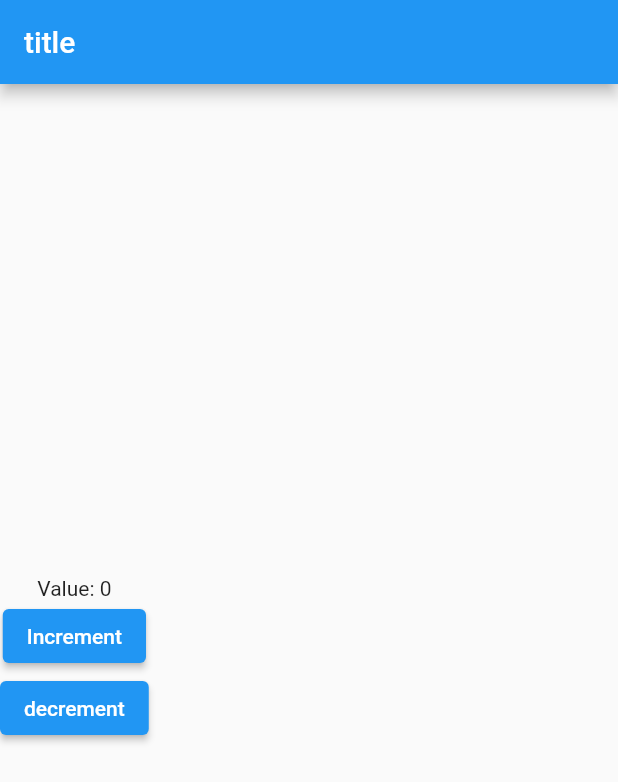
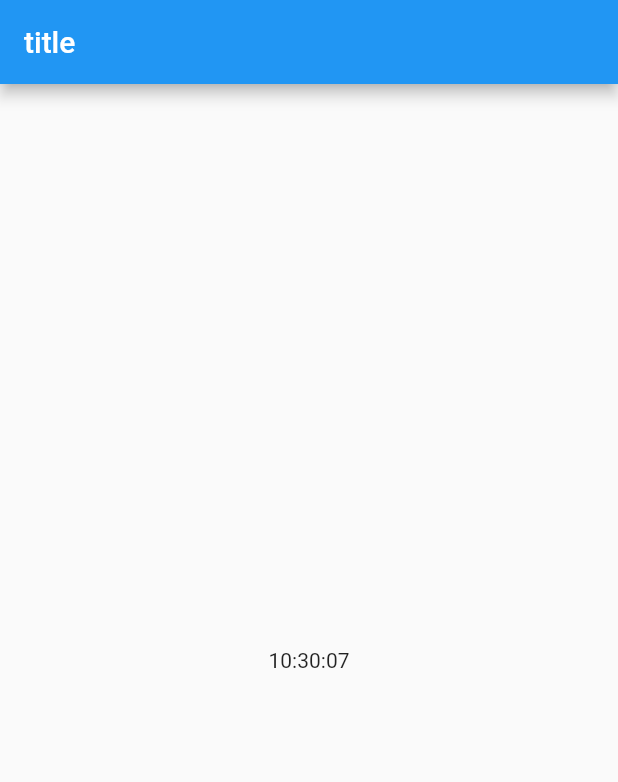
Before and after one commit to agiratech-madhan/flutter-riverpod, a Flutter app: the screen it shows after launch, on a phone screen of 412 x 824 dp. Shown: the top 782 px of the screen. Run offline on Flutter 3.47's test engine with Material 2 defaults, Android fonts, the phone set to English and light mode, and no system bars; our stand-ins replace flutter_riverpod.

Commit message:
date time

```diff
--- a/riverpod_examples/lib/riverpod/weather_provider.dart
+++ /dev/null
@@ -1,5 +0,0 @@
-import 'package:flutter_riverpod/flutter_riverpod.dart';
-
-final counterStateProvider = StateProvider<int>((ref) {
-  return 0;
-});
--- a/riverpod_examples/lib/screens/home_screen.dart
+++ b/riverpod_examples/lib/screens/home_screen.dart
@@ -1,14 +1,16 @@
-import 'package:flutter/cupertino.dart';
 import 'package:flutter/material.dart';
 import 'package:flutter_riverpod/flutter_riverpod.dart';
-import '../riverpod/weather_provider.dart';
+import '../riverpod/time_provider.dart';
+import 'package:intl/intl.dart';
 
 class MyHomePage extends ConsumerWidget {
   const MyHomePage({super.key, required this.title});
   final String title;
   @override
   Widget build(BuildContext context, WidgetRef ref) {
-    final counter = ref.watch(counterStateProvider);
+    final currentTime = ref.watch(clockProvider);
+    // format the time as `hh:mm:ss`
+    final timeFormatted = DateFormat.Hms().format(currentTime);
     return Scaffold(
         appBar: AppBar(
           title: const Text('title'),
@@ -17,19 +19,7 @@ class MyHomePage extends ConsumerWidget {
           mainAxisAlignment: MainAxisAlignment.center,
           crossAxisAlignment: CrossAxisAlignment.center,
           children: [
-            Text('Value: $counter'),
-            ElevatedButton(
-              // 2. use the value
-              child: Text('Increment'),
-              // 3. change the state inside a button callback
-              onPressed: () => ref.read(counterStateProvider.notifier).state++,
-            ),
-            ElevatedButton(
-              // 2. use the value
-              child: Text('decrement'),
-              // 3. change the state inside a button callback
-              onPressed: () => ref.read(counterStateProvider.notifier).state--,
-            )
+            Align(alignment: Alignment.center, child: Text(timeFormatted))
           ],
         ));
   }
--- a/riverpod_examples/pubspec.yaml
+++ b/riverpod_examples/pubspec.yaml
@@ -36,6 +36,7 @@ dependencies:
   # Use with the CupertinoIcons class for iOS style icons.
   cupertino_icons: ^1.0.2
   flutter_riverpod: ^2.3.2
+  intl: ^0.18.0
 
 dev_dependencies:
   flutter_test:
```
Also changed, not shown: riverpod_examples/lib/riverpod/time_provider.dart (added, +28 -0 lines), riverpod_examples/pubspec.lock.
